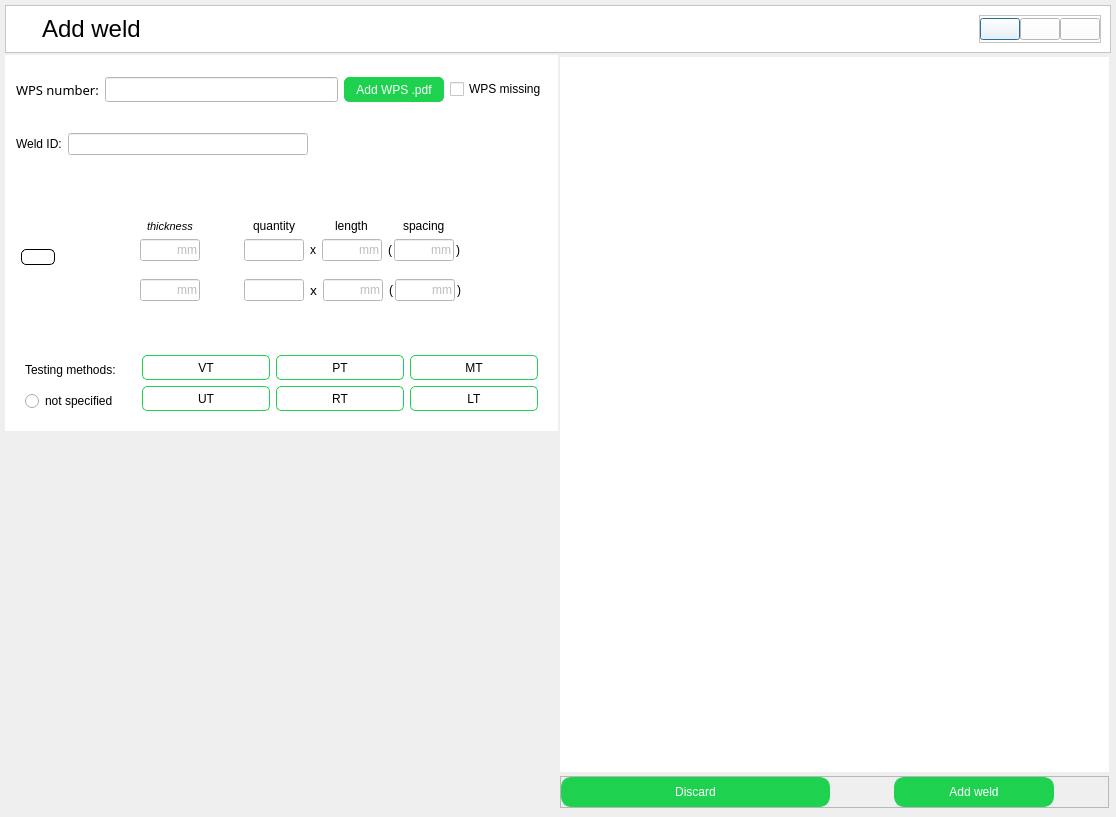
The window that DekiApp_pyqt5/Screens/new_weld_UI.ui (krzysiek-droid/Deki-Desktop-App) describes before a commit, drawn with Qt 5.
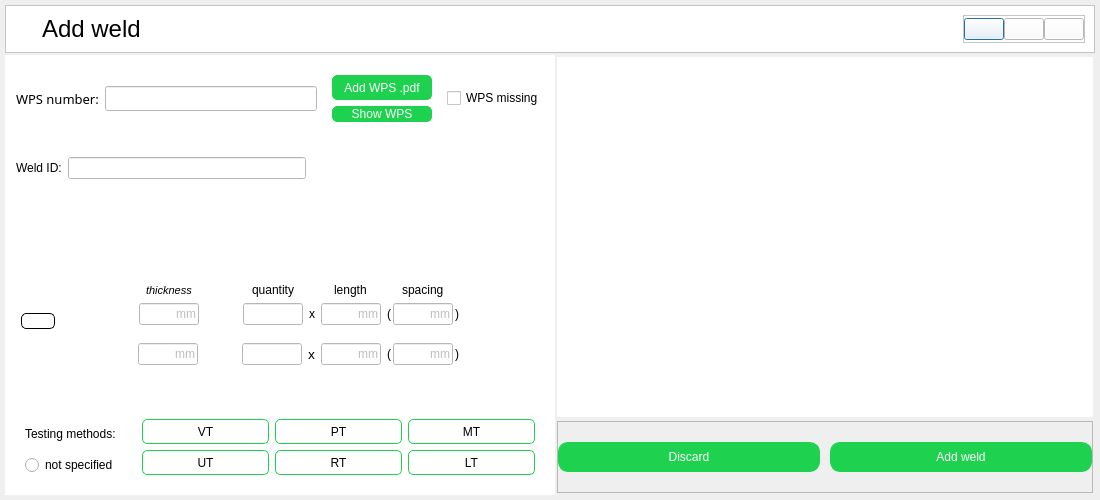
The same window after the commit. Icons and pictures are not drawn.

Diff of the .ui file:
```diff
--- a/DekiApp_pyqt5/Screens/new_weld_UI.ui
+++ b/DekiApp_pyqt5/Screens/new_weld_UI.ui
@@ -6,10 +6,16 @@
    <rect>
     <x>0</x>
     <y>0</y>
-    <width>1116</width>
-    <height>817</height>
+    <width>1100</width>
+    <height>500</height>
    </rect>
   </property>
+  <property name="sizePolicy">
+   <sizepolicy hsizetype="Fixed" vsizetype="Fixed">
+    <horstretch>0</horstretch>
+    <verstretch>0</verstretch>
+   </sizepolicy>
+  </property>
   <property name="windowTitle">
    <string>Dialog</string>
   </property>
@@ -391,16 +397,35 @@
                       </widget>
                      </item>
                      <item>
-                      <widget class="QPushButton" name="pushButton">
-                       <property name="minimumSize">
-                        <size>
-                         <width>100</width>
-                         <height>25</height>
-                        </size>
+                      <widget class="QFrame" name="frame_3">
+                       <property name="frameShape">
+                        <enum>QFrame::StyledPanel</enum>
                        </property>
-                       <property name="text">
-                        <string>Add WPS .pdf</string>
+                       <property name="frameShadow">
+                        <enum>QFrame::Raised</enum>
                        </property>
+                       <layout class="QVBoxLayout" name="verticalLayout_8">
+                        <item>
+                         <widget class="QPushButton" name="pushButton">
+                          <property name="minimumSize">
+                           <size>
+                            <width>100</width>
+                            <height>25</height>
+                           </size>
+                          </property>
+                          <property name="text">
+                           <string>Add WPS .pdf</string>
+                          </property>
+                         </widget>
+                        </item>
+                        <item>
+                         <widget class="QPushButton" name="pushButton_3">
+                          <property name="text">
+                           <string>Show WPS</string>
+                          </property>
+                         </widget>
+                        </item>
+                       </layout>
                       </widget>
                      </item>
                      <item>
@@ -1760,19 +1785,6 @@
                  </layout>
                 </widget>
                </item>
-               <item>
-                <spacer name="verticalSpacer">
-                 <property name="orientation">
-                  <enum>Qt::Vertical</enum>
-                 </property>
-                 <property name="sizeHint" stdset="0">
-                  <size>
-                   <width>20</width>
-                   <height>40</height>
-                  </size>
-                 </property>
-                </spacer>
-               </item>
               </layout>
              </widget>
             </item>
@@ -1824,15 +1836,15 @@
                <item>
                 <widget class="QWidget" name="constructDocsViewer" native="true">
                  <property name="sizePolicy">
-                  <sizepolicy hsizetype="Expanding" vsizetype="Expanding">
+                  <sizepolicy hsizetype="Preferred" vsizetype="Preferred">
                    <horstretch>0</horstretch>
                    <verstretch>0</verstretch>
                   </sizepolicy>
                  </property>
                  <property name="minimumSize">
                   <size>
-                   <width>0</width>
-                   <height>0</height>
+                   <width>500</width>
+                   <height>360</height>
                   </size>
                  </property>
                  <property name="styleSheet">
@@ -1889,7 +1901,7 @@
                  </property>
                 </widget>
                </item>
-               <item alignment="Qt::AlignHCenter">
+               <item>
                 <widget class="QPushButton" name="addConstructionBtn">
                  <property name="enabled">
                   <bool>false</bool>
@@ -1912,27 +1924,6 @@
               </layout>
              </widget>
             </item>
-            <item>
-             <widget class="QWidget" name="docViewContainer" native="true">
-              <layout class="QHBoxLayout" name="horizontalLayout_9">
-               <property name="spacing">
-                <number>0</number>
-               </property>
-               <property name="leftMargin">
-                <number>0</number>
-               </property>
-               <property name="topMargin">
-                <number>0</number>
-               </property>
-               <property name="rightMargin">
-                <number>0</number>
-               </property>
-               <property name="bottomMargin">
-                <number>0</number>
-               </property>
-              </layout>
-             </widget>
-            </item>
            </layout>
           </widget>
          </item>
```
